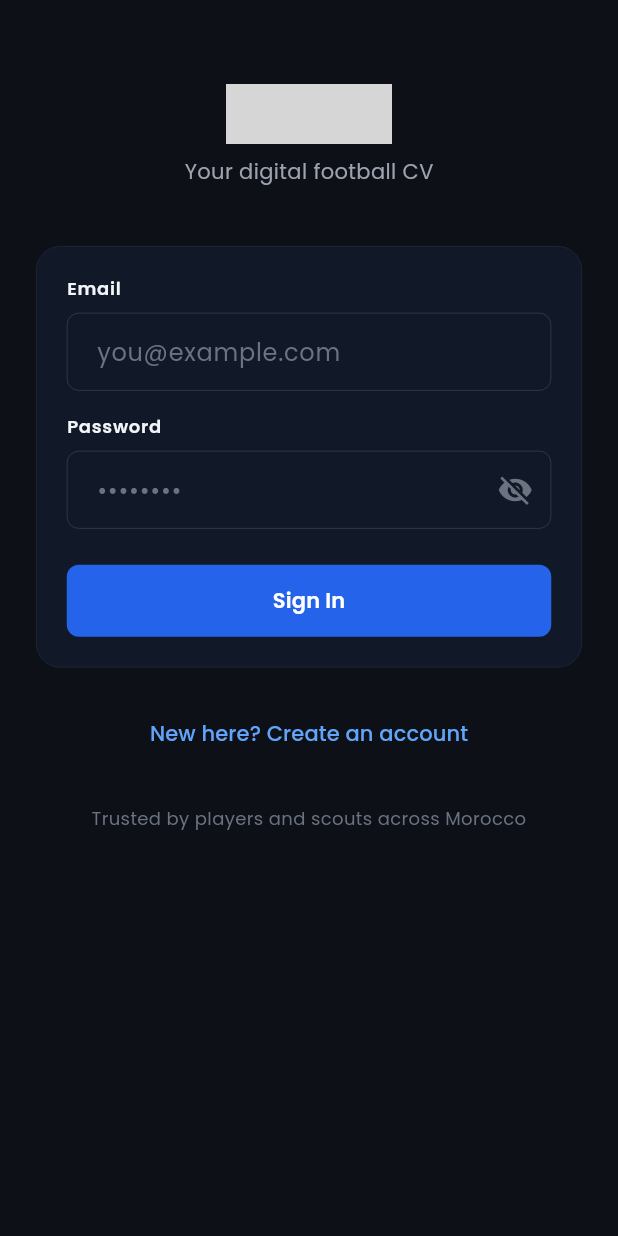
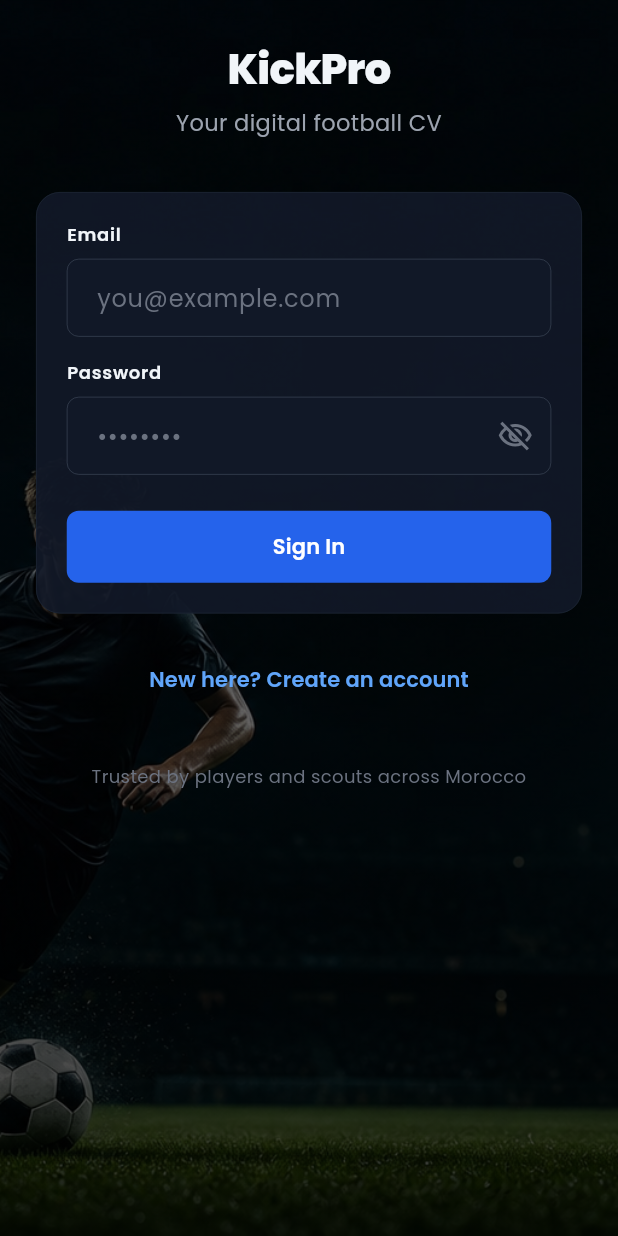
Before and after one commit to Hamza-spc/KickPro, a Flutter app: the screen it shows after launch, on a phone screen of 412 x 824 dp. Run offline on Flutter 3.47's test engine with Material 3 defaults, Android fonts, the phone set to English and light mode, and no system bars; our stand-ins replace dio, file_picker, flutter_local_notifications, flutter_map, flutter_riverpod, flutter_secure_storage and 9 more; accounts and stored records are empty; grey boxes are pictures that could not be loaded.

Commit message:
feat(mobile): redesign login screen and colocate bundled assets.
Move logos and login background into mobile/assets and rebuild locale-aware app shell.

```diff
--- a/mobile/lib/core/api/api_endpoints.dart
+++ b/mobile/lib/core/api/api_endpoints.dart
@@ -143,6 +143,7 @@ abstract final class ApiEndpoints {
   static String adminBanUser(int id) => '/api/v1/admin/users/$id/ban';
   static String adminUnbanUser(int id) => '/api/v1/admin/users/$id/unban';
   static String adminVerifyAgent(int id) => '/api/v1/admin/users/$id/verify-agent';
+  static String adminDeleteUser(int id) => '/api/v1/admin/users/$id';
   static const adminPosts = '/api/v1/admin/posts';
   static String adminPost(int id) => '/api/v1/admin/posts/$id';
   static String adminFlagPost(int id) => '/api/v1/admin/posts/$id/flag';
--- a/mobile/lib/core/constants/app_assets.dart
+++ b/mobile/lib/core/constants/app_assets.dart
@@ -1,4 +1,5 @@
 abstract final class AppAssets {
-  static const fullWordmarkLogo = '../assets/fullwordmark_logo.png';
-  static const chatbotLogo = '../assets/chatbot_logo.png';
+  static const fullWordmarkLogo = 'assets/fullwordmark_logo.png';
+  static const chatbotLogo = 'assets/chatbot_logo.png';
+  static const loginBackground = 'assets/login_background.png';
 }
--- a/mobile/lib/features/admin/data/admin_repository.dart
+++ b/mobile/lib/features/admin/data/admin_repository.dart
@@ -125,6 +125,10 @@ class AdminRepository {
     await _dio.put(ApiEndpoints.adminVerifyAgent(id));
   }
 
+  Future<void> deleteUser(int id) async {
+    await _dio.delete(ApiEndpoints.adminDeleteUser(id));
+  }
+
   Future<List<AdminPost>> listPosts({bool flaggedOnly = false}) async {
     final response = await _dio.get(
       ApiEndpoints.adminPosts,
--- a/mobile/lib/features/admin/screens/admin_manage_screen.dart
+++ b/mobile/lib/features/admin/screens/admin_manage_screen.dart
@@ -111,7 +111,7 @@ class _UserTile extends ConsumerWidget {
             Text(ref.tr.agentPendingVerification, style: const TextStyle(color: AppColors.gold, fontSize: 11)),
           Row(
             children: [
-              if (user.role != UserRole.admin)
+              if (user.role != UserRole.admin) ...[
                 TextButton(
                   onPressed: () async {
                     try {
@@ -127,6 +127,35 @@ class _UserTile extends ConsumerWidget {
                   },
                   child: Text(user.enabled ? ref.tr.ban : ref.tr.unban, style: TextStyle(color: user.enabled ? AppColors.error : AppColors.success)),
                 ),
+                TextButton(
+                  onPressed: () async {
+                    final confirmed = await showDialog<bool>(
+                      context: context,
+                      builder: (ctx) => AlertDialog(
+                        backgroundColor: AppColors.surface,
+                        title: Text(ref.tr.deleteUser, style: const TextStyle(color: AppColors.textPrimary)),
+                        content: Text(ref.tr.confirmDeleteUser, style: const TextStyle(color: AppColors.textSecondary)),
+                        actions: [
+                          TextButton(onPressed: () => Navigator.pop(ctx, false), child: Text(ref.tr.cancel)),
+                          TextButton(
+                            onPressed: () => Navigator.pop(ctx, true),
+                            child: Text(ref.tr.deleteUser, style: const TextStyle(color: AppColors.error)),
+                          ),
+                        ],
+                      ),
+                    );
+                    if (confirmed != true || !context.mounted) return;
+                    try {
+                      await ref.read(adminRepositoryProvider).deleteUser(user.id);
+                      ref.invalidate(adminUsersProvider);
+                      if (context.mounted) showKickproToast(context, ref.tr.userDeleted);
+                    } catch (e) {
+                      if (context.mounted) showKickproToast(context, apiErrorMessage(e), isError: true);
+                    }
+                  },
+                  child: Text(ref.tr.deleteUser, style: const TextStyle(color: AppColors.error)),
+                ),
+              ],
               if (user.role == UserRole.agent && !user.agentVerified)
                 TextButton(
                   onPressed: () async {
--- a/mobile/lib/features/auth/screens/login_screen.dart
+++ b/mobile/lib/features/auth/screens/login_screen.dart
@@ -1,12 +1,12 @@
 import 'package:flutter/material.dart';
 import 'package:flutter_riverpod/flutter_riverpod.dart';
 import 'package:go_router/go_router.dart';
+import 'package:kickpro/core/constants/app_assets.dart';
 import 'package:kickpro/core/l10n/app_translations.dart';
 import 'package:kickpro/core/router/app_router.dart';
 import 'package:kickpro/core/theme/app_colors.dart';
 import 'package:kickpro/features/auth/data/auth_repository.dart';
 import 'package:kickpro/shared/widgets/kickpro_button.dart';
-import 'package:kickpro/shared/widgets/kickpro_logo.dart';
 import 'package:kickpro/shared/widgets/kickpro_text_field.dart';
 import 'package:kickpro/shared/widgets/kickpro_toast.dart';
 
@@ -51,25 +51,61 @@ class _LoginScreenState extends ConsumerState<LoginScreen> {
   @override
   Widget build(BuildContext context) {
     return Scaffold(
-      body: SafeArea(
+      body: Stack(
+        fit: StackFit.expand,
+        children: [
+          Image.asset(
+            AppAssets.loginBackground,
+            fit: BoxFit.cover,
+            alignment: Alignment.center,
+            errorBuilder: (_, _, _) => Container(color: AppColors.background),
+          ),
+          DecoratedBox(
+            decoration: BoxDecoration(
+              gradient: LinearGradient(
+                begin: Alignment.topCenter,
+                end: Alignment.bottomCenter,
+                colors: [
+                  Colors.black.withValues(alpha: 0.35),
+                  Colors.black.withValues(alpha: 0.55),
+                  Colors.black.withValues(alpha: 0.75),
+                ],
+              ),
+            ),
+          ),
+          SafeArea(
             child: SingleChildScrollView(
-          padding: const EdgeInsets.all(24),
+              padding: const EdgeInsets.symmetric(horizontal: 24),
               child: Column(
+                crossAxisAlignment: CrossAxisAlignment.stretch,
                 children: [
-              const SizedBox(height: 32),
-              const KickproLogo(height: 48),
+                  const SizedBox(height: 28),
+                  Text(
+                    'KickPro',
+                    textAlign: TextAlign.center,
+                    style: Theme.of(context).textTheme.headlineMedium?.copyWith(
+                          color: AppColors.textPrimary,
+                          fontWeight: FontWeight.w800,
+                          letterSpacing: -0.5,
+                        ),
+                  ),
                   const SizedBox(height: 8),
                   Text(
                     ref.tr.loginTagline,
-                style: const TextStyle(color: AppColors.textSecondary),
+                    textAlign: TextAlign.center,
+                    style: const TextStyle(
+                      color: AppColors.textSecondary,
+                      fontSize: 15,
+                      height: 1.3,
                     ),
-              const SizedBox(height: 40),
+                  ),
+                  const SizedBox(height: 36),
                   Container(
                     padding: const EdgeInsets.all(20),
                     decoration: BoxDecoration(
-                  color: AppColors.surface,
+                      color: AppColors.surface.withValues(alpha: 0.92),
                       borderRadius: BorderRadius.circular(16),
-                  border: Border.all(color: AppColors.border, width: 0.5),
+                      border: Border.all(color: AppColors.border.withValues(alpha: 0.8), width: 0.5),
                     ),
                     child: Column(
                       children: [
@@ -87,7 +123,7 @@ class _LoginScreenState extends ConsumerState<LoginScreen> {
                           obscureText: _obscurePassword,
                           suffix: IconButton(
                             icon: Icon(
-                          _obscurePassword ? Icons.visibility_off : Icons.visibility,
+                              _obscurePassword ? Icons.visibility_off_outlined : Icons.visibility_outlined,
                               color: AppColors.textHint,
                             ),
                             onPressed: () => setState(() => _obscurePassword = !_obscurePassword),
@@ -107,19 +143,22 @@ class _LoginScreenState extends ConsumerState<LoginScreen> {
                     onPressed: () => context.push('/register'),
                     child: Text(
                       ref.tr.newHereCreate,
-                  style: const TextStyle(color: AppColors.accent),
+                      style: const TextStyle(color: AppColors.accent, fontWeight: FontWeight.w600),
                     ),
                   ),
-              const SizedBox(height: 24),
+                  const SizedBox(height: 32),
                   Text(
                     ref.tr.trustedBy,
                     textAlign: TextAlign.center,
-                style: const TextStyle(color: AppColors.textHint, fontSize: 12),
+                    style: const TextStyle(color: AppColors.textHint, fontSize: 12, height: 1.4),
                   ),
+                  const SizedBox(height: 24),
                 ],
               ),
             ),
           ),
+        ],
+      ),
     );
   }
 }
--- a/mobile/lib/main.dart
+++ b/mobile/lib/main.dart
@@ -1,5 +1,6 @@
 import 'package:flutter/material.dart';
 import 'package:flutter_riverpod/flutter_riverpod.dart';
+import 'package:kickpro/core/l10n/app_translations.dart';
 import 'package:kickpro/core/l10n/locale_provider.dart';
 import 'package:kickpro/core/router/app_router.dart';
 import 'package:kickpro/core/theme/app_theme.dart';
@@ -19,8 +20,10 @@ class KickproApp extends ConsumerWidget {
     final router = ref.watch(routerProvider);
     final session = ref.watch(sessionBootstrapProvider);
     final locale = ref.watch(localeProvider);
+    final tr = ref.watch(trProvider);
 
     return MaterialApp.router(
+      key: ValueKey(locale.languageCode),
       title: 'KickPro',
       debugShowCheckedModeBanner: false,
       theme: AppTheme.dark,
@@ -28,7 +31,9 @@ class KickproApp extends ConsumerWidget {
       supportedLocales: const [Locale('en'), Locale('fr')],
       routerConfig: router,
       builder: (context, child) {
-        return session.when(
+        return TrScope(
+          tr: tr,
+          child: session.when(
             loading: () => const Scaffold(
               backgroundColor: Color(0xFF0D1117),
               body: Center(child: KickproLogo(height: 56)),
@@ -45,6 +50,7 @@ class KickproApp extends ConsumerWidget {
               }
               return child ?? const SizedBox.shrink();
             },
+          ),
         );
       },
     );
--- a/mobile/pubspec.yaml
+++ b/mobile/pubspec.yaml
@@ -74,8 +74,9 @@ flutter:
   uses-material-design: true
 
   assets:
-    - ../assets/fullwordmark_logo.png
-    - ../assets/chatbot_logo.png
+    - assets/fullwordmark_logo.png
+    - assets/chatbot_logo.png
+    - assets/login_background.png
 
   # An image asset can refer to one or more resolution-specific "variants", see
   # https://flutter.dev/to/resolution-aware-images
```
Also changed, not shown: mobile/assets/chatbot_logo.png (added), mobile/assets/fullwordmark_logo.png (added), mobile/assets/login_background.png (added). Lines whose indentation alone changed are shown as unchanged.
